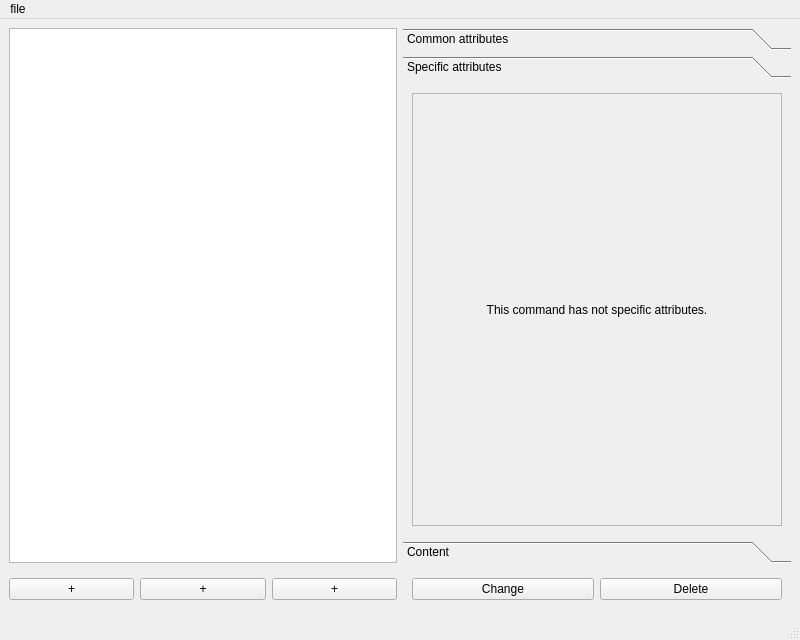
Above: gui/SIP-p-Draw.ui from KitKod/SIP-p-Draw-Client before the change. Below: the same form after it.
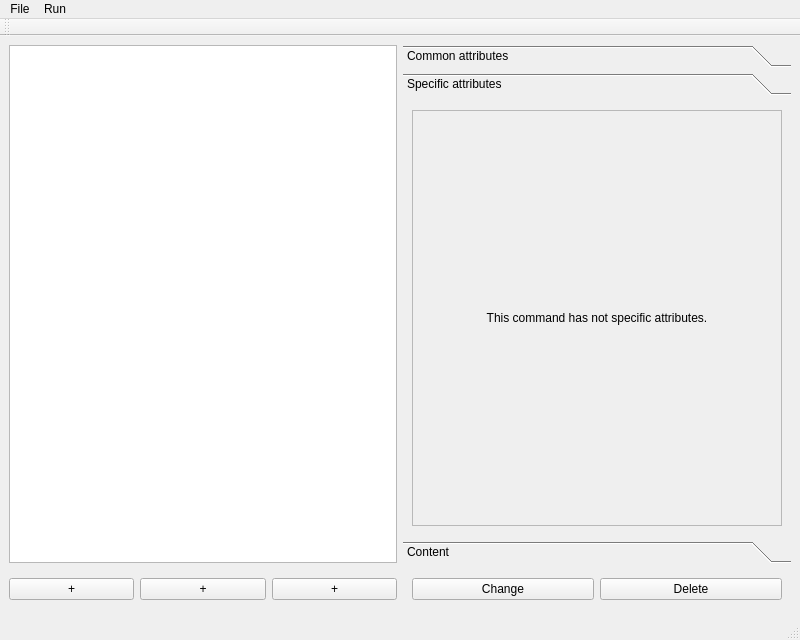
That is the form after the change. The open tabs and pages were chosen to show the change.

Commit message: Add SippDrawConf.py module that shall contain global variables.

```diff
--- a/gui/SIP-p-Draw.ui
+++ b/gui/SIP-p-Draw.ui
@@ -218,7 +218,7 @@
          <x>0</x>
          <y>0</y>
          <width>388</width>
-         <height>436</height>
+         <height>419</height>
         </rect>
        </property>
        <attribute name="label">
@@ -700,8 +700,8 @@
                 <rect>
                  <x>0</x>
                  <y>0</y>
-                 <width>299</width>
-                 <height>35</height>
+                 <width>368</width>
+                 <height>399</height>
                 </rect>
                </property>
                <layout class="QGridLayout" name="gridLayout_8">
@@ -841,13 +841,31 @@
    </property>
    <widget class="QMenu" name="menufile">
     <property name="title">
-     <string>file</string>
+     <string>File</string>
     </property>
     <addaction name="actionnew"/>
+    <addaction name="actionExport"/>
+   </widget>
+   <widget class="QMenu" name="menuRun">
+    <property name="title">
+     <string>Run</string>
+    </property>
    </widget>
    <addaction name="menufile"/>
+   <addaction name="menuRun"/>
   </widget>
   <widget class="QStatusBar" name="statusbar"/>
+  <widget class="QToolBar" name="toolBar">
+   <property name="windowTitle">
+    <string>toolBar</string>
+   </property>
+   <attribute name="toolBarArea">
+    <enum>TopToolBarArea</enum>
+   </attribute>
+   <attribute name="toolBarBreak">
+    <bool>false</bool>
+   </attribute>
+  </widget>
   <action name="actionnew">
    <property name="text">
     <string>new</string>
```
Left out of the diff: 93 changed lines with no effect on the pictures. The commit also changes 4 other files.
